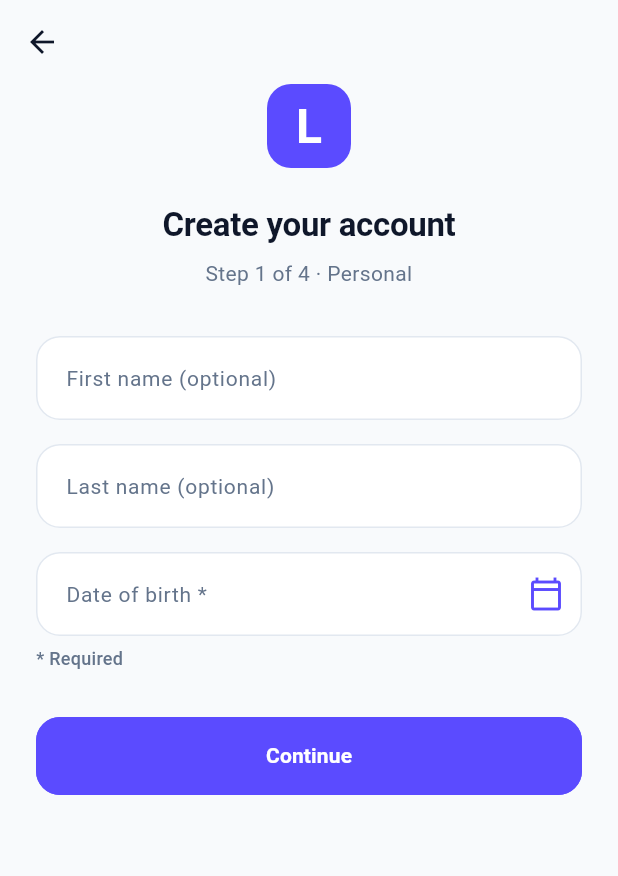
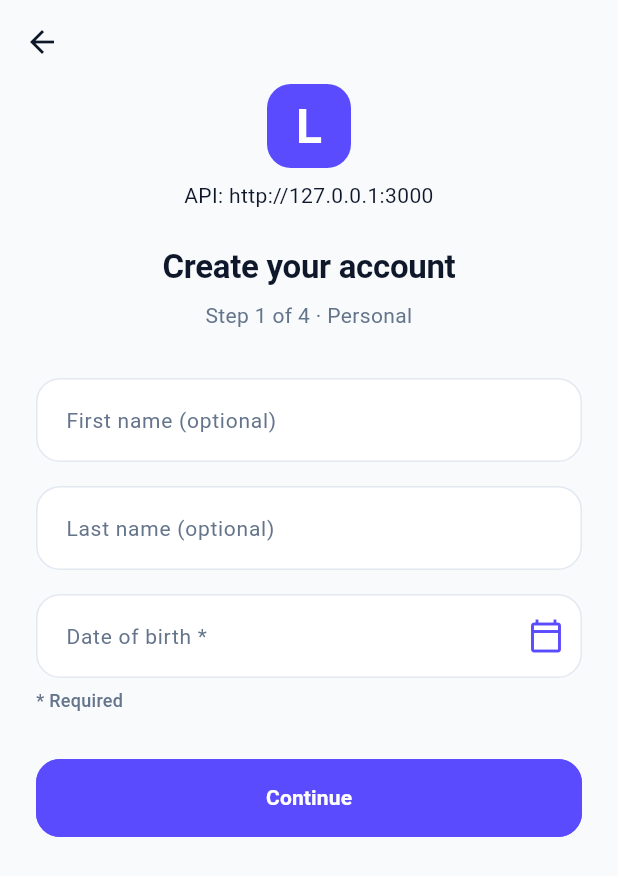
Before and after one commit to dev5957/auth-project, a Flutter app: the RegisterScreen screen opened by its route, on a phone screen of 412 x 824 dp. Shown: the top 876 px of the screen. Run offline on Flutter 3.47's test engine with Material 3 defaults, Android fonts, the phone set to English and light mode, and no system bars; our stand-ins replace dio, flutter_riverpod, flutter_secure_storage, go_router; accounts and stored records are empty.

Commit message:
Show compiled API base URL on the Sign Up screen.
Temporary debug label so a device build can confirm dart-define
API_BASE_URL instead of the 127.0.0.1 default.

Co-authored-by: dev5957 <dev5957@users.noreply.github.com>

```diff
--- a/mobile/lib/features/auth/presentation/screens/register_screen.dart
+++ b/mobile/lib/features/auth/presentation/screens/register_screen.dart
@@ -2,8 +2,10 @@ import 'package:flutter/material.dart';
 import 'package:flutter_riverpod/flutter_riverpod.dart';
 import 'package:go_router/go_router.dart';
 
+import '../../../../core/config/app_config.dart';
 import '../../../../core/theme/app_colors.dart';
 import '../../../../core/theme/app_spacing.dart';
+import '../../../../core/theme/app_text_theme.dart';
 import '../../../../core/widgets/app_logo.dart';
 import '../state/register_flow_controller.dart';
 import '../state/register_form_data.dart';
@@ -38,6 +40,12 @@ class RegisterScreen extends ConsumerWidget {
           child: Column(
             children: [
               const AppLogo(size: 56),
+              const SizedBox(height: AppSpacing.sm),
+              Text(
+                'API: ${AppConfig.fromEnvironment().apiBaseUrl}',
+                textAlign: TextAlign.center,
+                style: AppTextTheme.bodyMedium.copyWith(color: colors.textPrimary),
+              ),
               const SizedBox(height: AppSpacing.xxl),
               AnimatedSwitcher(
                 duration: const Duration(milliseconds: 280),
```
